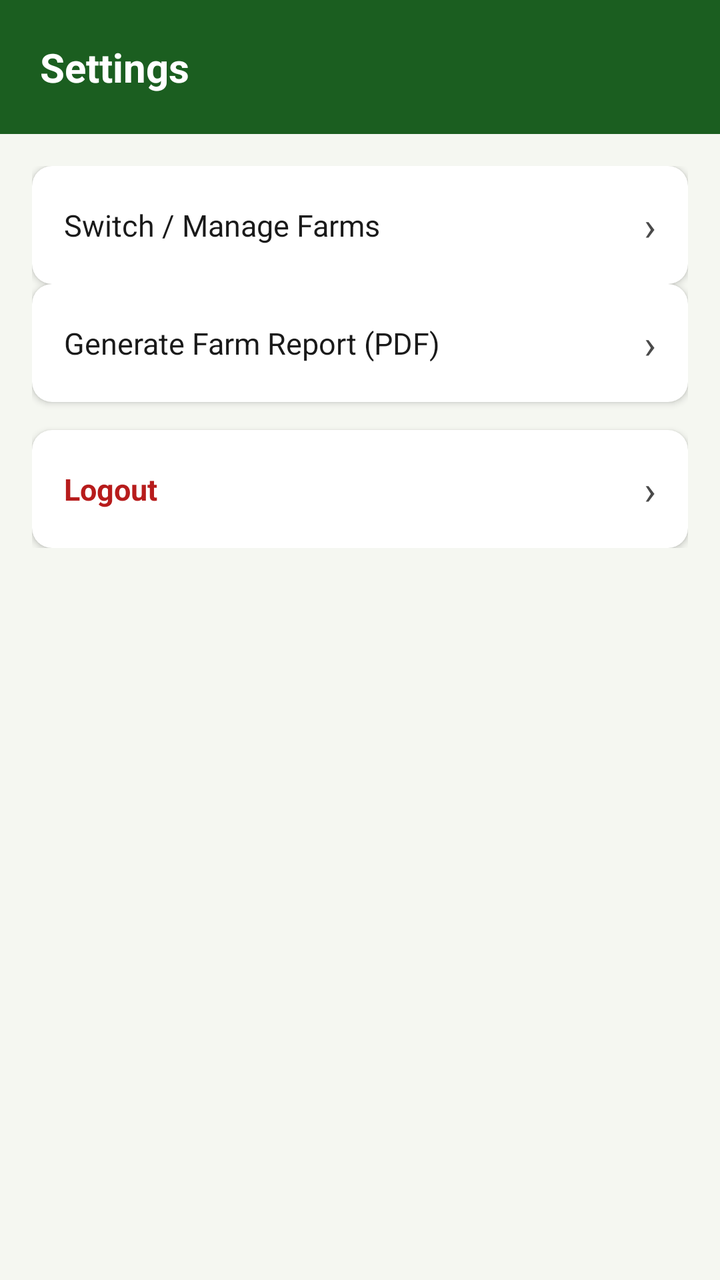
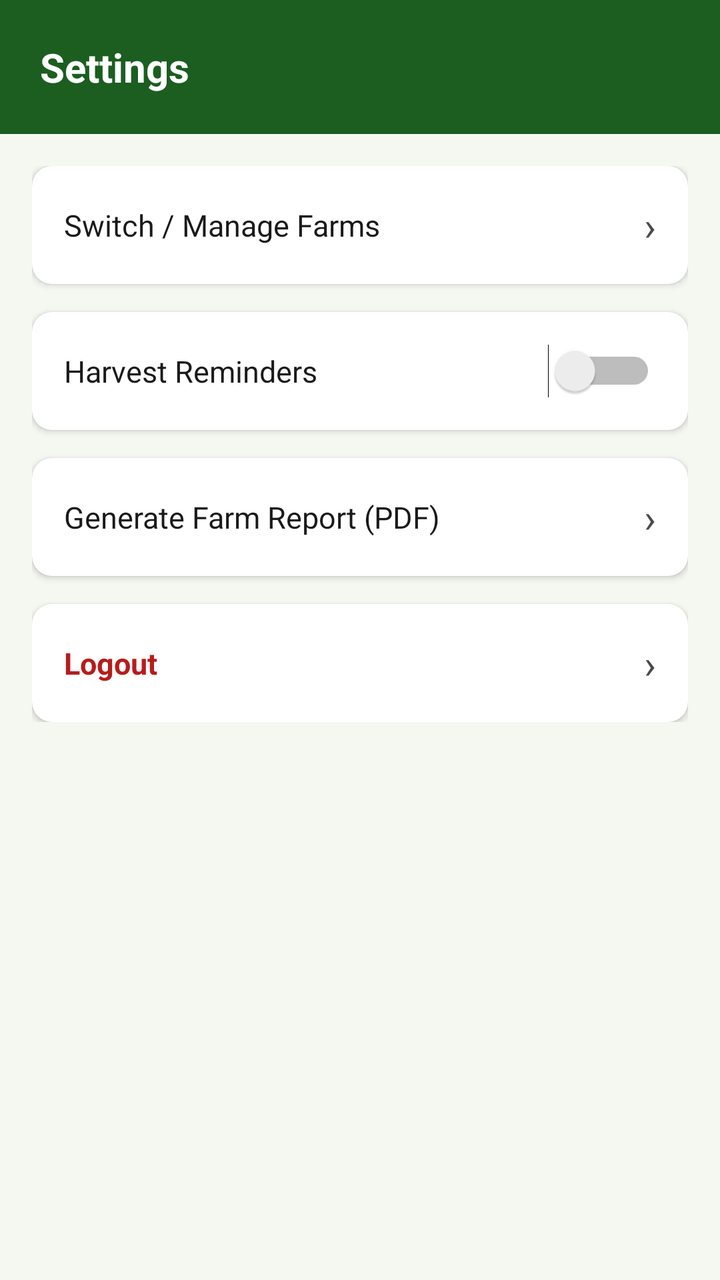

Two renders of the same Android screen: before a commit and after it. Below are the layout's source before the change and the commit's diff.
<!-- AndroidManifest.xml: application theme Theme.CropManagementApp -->
<!-- res/layout/activity_settings.xml -->
<?xml version="1.0" encoding="utf-8"?>
<LinearLayout xmlns:android="http://schemas.android.com/apk/res/android"
    android:layout_width="match_parent"
    android:layout_height="match_parent"
    android:background="@color/background_light"
    android:orientation="vertical">

    <LinearLayout
        android:layout_width="match_parent"
        android:layout_height="wrap_content"
        android:background="@color/green_primary"
        android:orientation="vertical"
        android:padding="20dp">

        <TextView
            android:layout_width="wrap_content"
            android:layout_height="wrap_content"
            android:text="Settings"
            android:textColor="@color/white"
            android:textSize="20sp"
            android:textStyle="bold" />
    </LinearLayout>

    <LinearLayout
        android:layout_width="match_parent"
        android:layout_height="wrap_content"
        android:orientation="vertical"
        android:padding="16dp">

        <androidx.cardview.widget.CardView
            android:layout_width="match_parent"
            android:layout_height="wrap_content"
            xmlns:app="http://schemas.android.com/apk/res-auto"
            app:cardCornerRadius="10dp"
            app:cardElevation="2dp">

            <LinearLayout
                android:id="@+id/rowSwitchFarm"
                android:layout_width="match_parent"
                android:layout_height="wrap_content"
                android:gravity="center_vertical"
                android:orientation="horizontal"
                android:padding="16dp">

                <TextView
                    android:layout_width="0dp"
                    android:layout_height="wrap_content"
                    android:layout_weight="1"
                    android:text="Switch / Manage Farms"
                    android:textColor="@color/text_primary"
                    android:textSize="15sp" />

                <TextView
                    android:layout_width="wrap_content"
                    android:layout_height="wrap_content"
                    android:text="›"
                    android:textColor="@color/text_secondary"
                    android:textSize="20sp" />
            </LinearLayout>
        </androidx.cardview.widget.CardView>

        <androidx.cardview.widget.CardView
            android:layout_width="match_parent"
            android:layout_height="wrap_content"
            xmlns:app="http://schemas.android.com/apk/res-auto"
            app:cardCornerRadius="10dp"
            app:cardElevation="2dp">

            <LinearLayout
                android:id="@+id/rowGenerateReport"
                android:layout_width="match_parent"
                android:layout_height="wrap_content"
                android:gravity="center_vertical"
                android:orientation="horizontal"
                android:padding="16dp">

                <TextView
                    android:layout_width="0dp"
                    android:layout_height="wrap_content"
                    android:layout_weight="1"
                    android:text="Generate Farm Report (PDF)"
                    android:textColor="@color/text_primary"
                    android:textSize="15sp" />

                <TextView
                    android:layout_width="wrap_content"
                    android:layout_height="wrap_content"
                    android:text="›"
                    android:textColor="@color/text_secondary"
                    android:textSize="20sp" />
            </LinearLayout>
        </androidx.cardview.widget.CardView>

        <androidx.cardview.widget.CardView
            android:layout_width="match_parent"
            android:layout_height="wrap_content"
            android:layout_marginTop="14dp"
            xmlns:app="http://schemas.android.com/apk/res-auto"
            app:cardCornerRadius="10dp"
            app:cardElevation="2dp">

            <LinearLayout
                android:id="@+id/rowLogout"
                android:layout_width="match_parent"
                android:layout_height="wrap_content"
                android:gravity="center_vertical"
                android:orientation="horizontal"
                android:padding="16dp">

                <TextView
                    android:layout_width="0dp"
                    android:layout_height="wrap_content"
                    android:layout_weight="1"
                    android:text="Logout"
                    android:textColor="@color/red_overdue"
                    android:textSize="15sp"
                    android:textStyle="bold" />

                <TextView
                    android:layout_width="wrap_content"
                    android:layout_height="wrap_content"
                    android:text="›"
                    android:textColor="@color/text_secondary"
                    android:textSize="20sp" />
            </LinearLayout>
        </androidx.cardview.widget.CardView>

    </LinearLayout>
</LinearLayout>
<!-- resources referenced by this layout -->
<resources>
  <color name="background_light">#F5F7F1</color>
  <color name="green_primary">#1B5E20</color>
  <color name="red_overdue">#B71C1C</color>
  <color name="text_primary">#1A1A1A</color>
  <color name="text_secondary">#4A4A4A</color>
  <color name="white">#FFFFFF</color>
  <style name="Theme.CropManagementApp" parent="Theme.MaterialComponents.Light.NoActionBar">
          <item name="colorPrimary">@color/green_primary</item>
          <item name="colorPrimaryDark">@color/green_dark</item>
          <item name="colorAccent">@color/amber_warning</item>
          <item name="android:windowBackground">@color/background_light</item>
          <item name="android:statusBarColor" tools:targetApi="21">@color/green_dark</item>
          <item name="android:forceDarkAllowed" tools:targetApi="29">false</item>
      </style>
  <color name="green_dark">#0D3311</color>
  <color name="amber_warning">#E65100</color>
</resources>

<!-- the commit's change to res/layout/activity_settings.xml (unified diff, before → after) -->
@@ -62,6 +62,37 @@
         <androidx.cardview.widget.CardView
             android:layout_width="match_parent"
             android:layout_height="wrap_content"
+            android:layout_marginTop="14dp"
+            xmlns:app="http://schemas.android.com/apk/res-auto"
+            app:cardCornerRadius="10dp"
+            app:cardElevation="2dp">
+
+            <LinearLayout
+                android:layout_width="match_parent"
+                android:layout_height="wrap_content"
+                android:gravity="center_vertical"
+                android:orientation="horizontal"
+                android:padding="16dp">
+
+                <TextView
+                    android:layout_width="0dp"
+                    android:layout_height="wrap_content"
+                    android:layout_weight="1"
+                    android:text="Harvest Reminders"
+                    android:textColor="@color/text_primary"
+                    android:textSize="15sp" />
+
+                <Switch
+                    android:id="@+id/switchReminders"
+                    android:layout_width="wrap_content"
+                    android:layout_height="wrap_content" />
+            </LinearLayout>
+        </androidx.cardview.widget.CardView>
+
+        <androidx.cardview.widget.CardView
+            android:layout_width="match_parent"
+            android:layout_height="wrap_content"
+            android:layout_marginTop="14dp"
             xmlns:app="http://schemas.android.com/apk/res-auto"
             app:cardCornerRadius="10dp"
             app:cardElevation="2dp">
